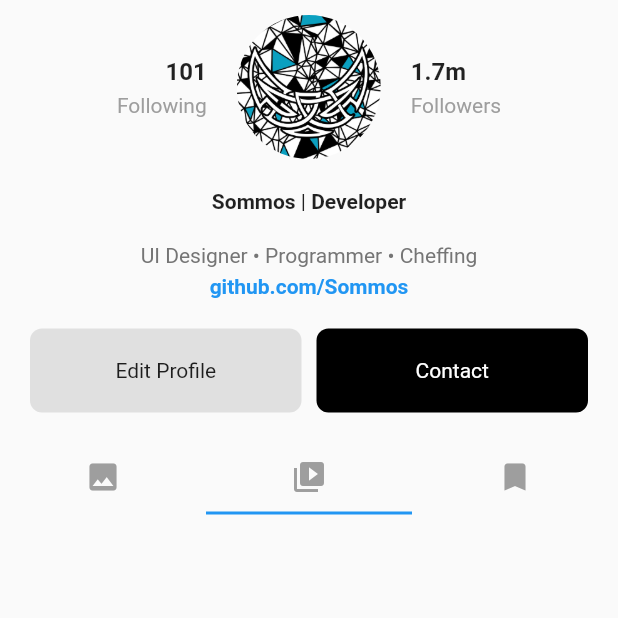
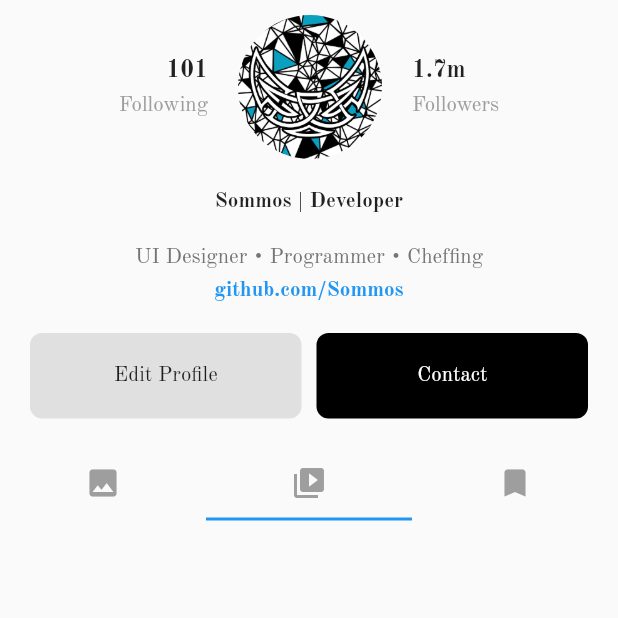
Before and after one commit to Sommos/flutter_instagram, a Flutter app: the screen it shows after launch, tab 2 chosen, on a phone screen of 412 x 824 dp, the top half of it. Run offline on Flutter 3.47's test engine with Material 2 defaults, Android fonts, the phone set to English and light mode, and no system bars.

Commit message:
added font family OldStandardTT

```diff
--- a/lib/main.dart
+++ b/lib/main.dart
@@ -11,9 +11,10 @@ class MyApp extends StatelessWidget {
 
   @override
   Widget build(BuildContext context) {
-    return const MaterialApp(
+    return MaterialApp(
+        theme: ThemeData(fontFamily: "OldStandardTT"),
         debugShowCheckedModeBanner: false,
-        home: ProfilePage(),
+        home: const ProfilePage(),
     );
   }
 }
```
Also changed, not shown: pubspec.yaml (+7 -1 lines), lib/fonts/OldStandardTT-Bold.ttf (added), lib/fonts/OldStandardTT-Italic.ttf (added), lib/fonts/OldStandardTT-Regular.ttf (added).
